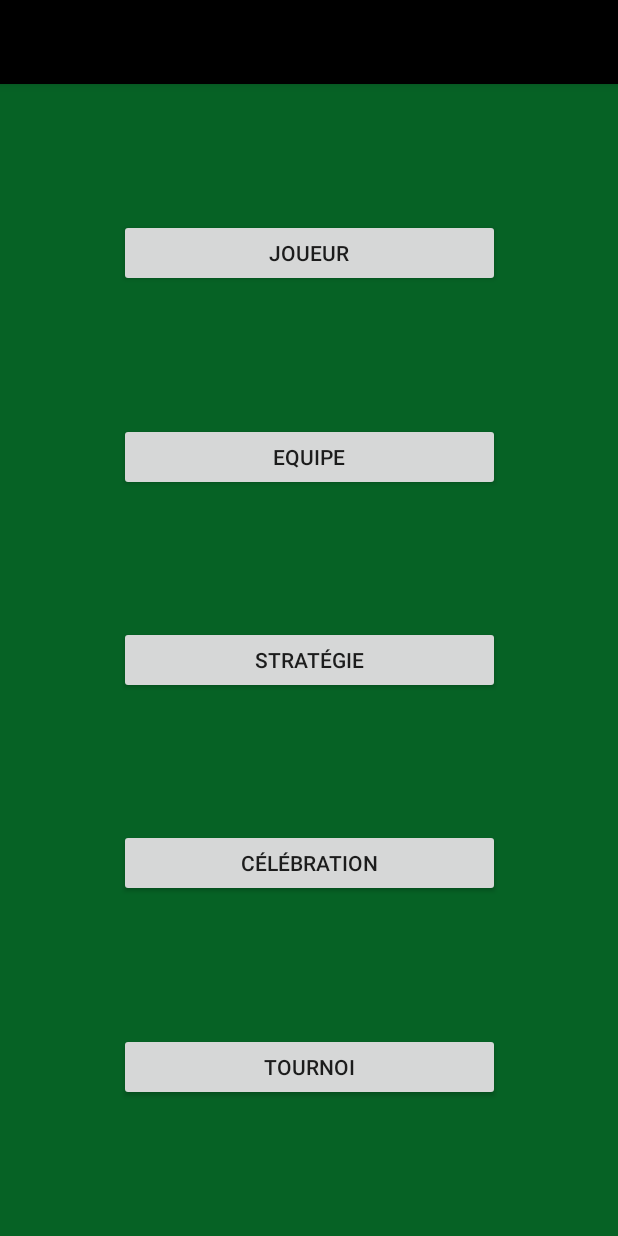
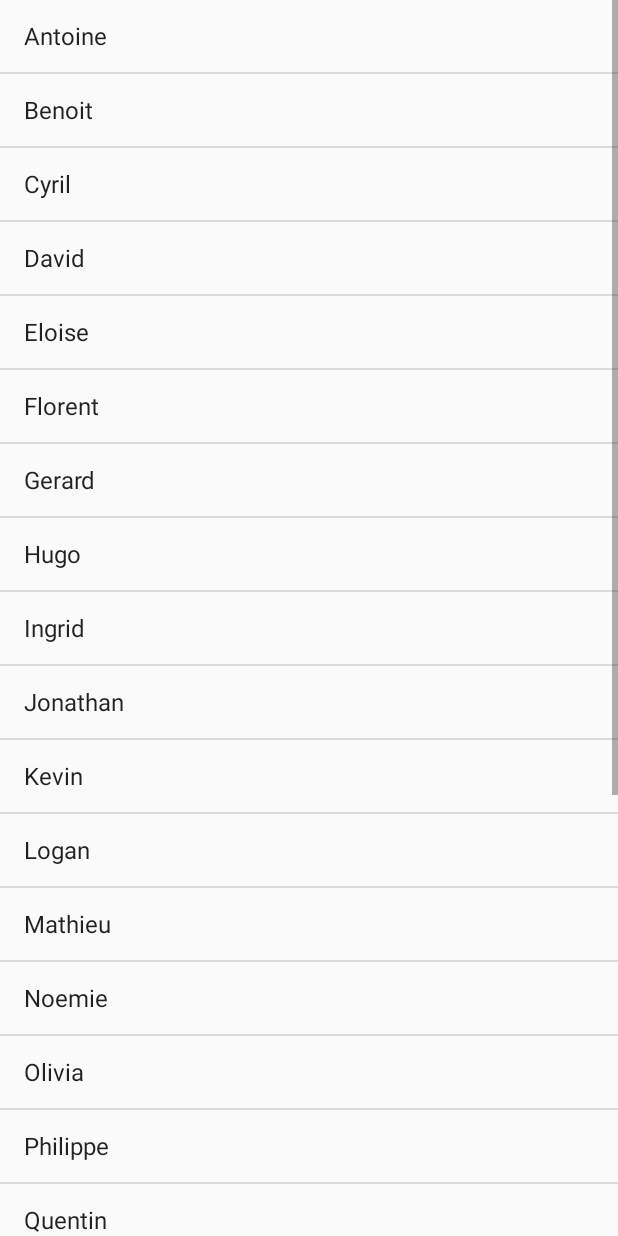
Before and after one commit to RallStack/US_Football, an Android app: the screen it shows after launch (MainActivity before the commit, JoueurActivity after it), after a tap on "JOUEUR", on a phone screen of 412 x 824 dp. Run offline under Robolectric (Android 15) with nearby library versions, the phone set to English and light mode, and no system bars.

Commit message:
Création liste Joueurs

```diff
--- /dev/null
+++ b/app/src/main/java/net/cs2i/us_football/JoueurActivity.java
@@ -0,0 +1,33 @@
+package net.cs2i.us_football;
+
+import android.os.Bundle;
+import android.app.Activity;
+import android.widget.ArrayAdapter;
+import android.widget.ListView;
+
+/**
+ * Created by mduchemin on 19/02/18.
+ */
+
+public class JoueurActivity extends Activity{
+
+    ListView playerListView;
+    private String[] prenoms = new String[]{
+            "Antoine", "Benoit", "Cyril", "David", "Eloise", "Florent",
+            "Gerard", "Hugo", "Ingrid", "Jonathan", "Kevin", "Logan",
+            "Mathieu", "Noemie", "Olivia", "Philippe", "Quentin", "Romain",
+            "Sophie", "Tristan", "Ulric", "Vincent", "Willy", "Xavier",
+            "Yann", "Zoé"
+    };
+
+    @Override
+    public void onCreate(Bundle savedInstanceState){
+        super.onCreate(savedInstanceState);
+        setContentView(R.layout.activity_joueurs);
+
+        playerListView = (ListView) findViewById(R.id.player_list_view);
+
+        final ArrayAdapter<String> adapter = new ArrayAdapter<String>(JoueurActivity.this, android.R.layout.simple_list_item_1, prenoms);
+        playerListView.setAdapter(adapter);
+    }
+}
--- a/app/src/main/java/net/cs2i/us_football/MainActivity.java
+++ b/app/src/main/java/net/cs2i/us_football/MainActivity.java
@@ -1,5 +1,4 @@
 package net.cs2i.us_football;
-
 
 import android.content.Intent;
 import android.os.Bundle;
--- /dev/null
+++ b/app/src/main/res/layout/activity_joueurs.xml
@@ -0,0 +1,15 @@
+<?xml version="1.0" encoding="utf-8"?>
+<android.support.constraint.ConstraintLayout xmlns:android="http://schemas.android.com/apk/res/android"
+    xmlns:app="http://schemas.android.com/apk/res-auto"
+    xmlns:tools="http://schemas.android.com/tools"
+    android:layout_width="match_parent"
+    android:layout_height="match_parent">
+
+
+    <RelativeLayout xmlns:android="http://schemas.android.com/apk/res/android" android:layout_width="match_parent" android:layout_height="match_parent">
+
+        <ListView android:id="@+id/player_list_view" android:layout_width="wrap_content" android:layout_height="wrap_content" />
+
+    </RelativeLayout>
+
+</android.support.constraint.ConstraintLayout>
```
Also changed, not shown: app/src/main/res/layout/content_main.xml (line endings or trailing spaces). Lines whose indentation alone changed are shown as unchanged.
